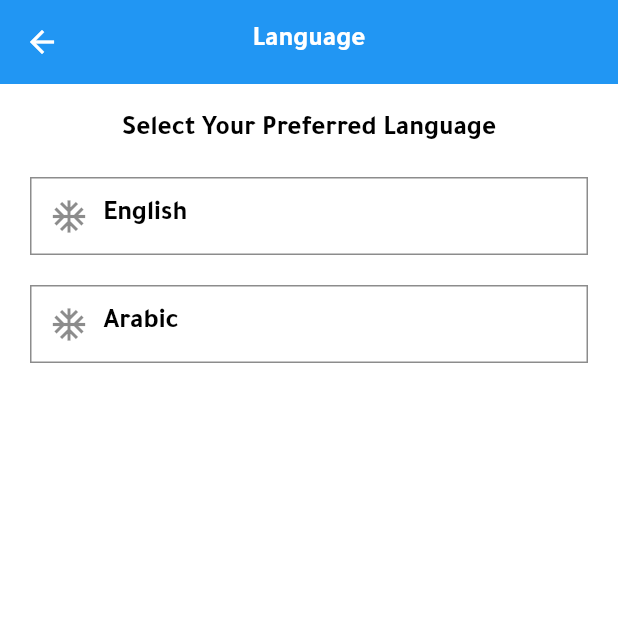
After one commit to Abdullah-3hmed/losts-app, a Flutter app: the LanguageScreen screen opened directly, on a phone screen of 412 x 824 dp, the top half of it. The commit adds this screen. Run offline on Flutter 3.47's test engine with Material 2 defaults, Android fonts, the phone set to English and light mode, and no system bars; our stand-ins replace bloc, cloud_firestore, conditional_builder_null_safety, dio, easy_localization, firebase_auth and 9 more; accounts and stored records are empty; network calls fail.

Commit message:
complete localization

```diff
--- a/assets/translations/en.json
+++ b/assets/translations/en.json
@@ -15,5 +15,39 @@
   "post": "Post",
   "profile": "My Profile",
   "like": "Like",
-  "comment": "Comment"
+  "comment": "Comment",
+  "edit": "Edit",
+  "delete": "Delete",
+  "comments": "Comments",
+  "no_commens_yet": "No Comments Yet",
+  "write_a_comment": "Add a comment",
+  "edit_comment": "Edit Comment",
+  "edit_post": "Edit Post",
+  "add_photo": "Add Photo",
+  "camera": "Camera",
+  "gallery": "Gallery",
+  "edit_profile": "Edit Profile",
+  "update": "Update",
+  "upload_profile": "Upload Profile",
+  "upload_cover": "Uplaod Cover",
+  "update_your_name": "Update Your Name",
+  "update_your_bio": "Update Your Bio",
+  "update_your_phone": "Update Your Phone Number",
+  "bio": "Bio",
+  "create_post": "Create Post",
+  "what_is_in_your_mind": "What Is In Your Mind ?",
+  "settings": "Settings",
+  "theme": "Theme",
+  "log_out": "LOG OUT",
+  "search": "Search",
+  "search_post": "Search Posts",
+  "search_for_something": "Search For Something",
+  "no_posts_found": "No Posts Found",
+  "user_profile": "User Profile",
+  "chat": "Chat",
+  "language": "Language",
+  "english": "English",
+  "arabic": "Arabic",
+  "select_your_language": "Select Your Preferred Language",
+  "selected_language": "English"
 }
--- a/lib/cubit/app_cubit/app_states.dart
+++ b/lib/cubit/app_cubit/app_states.dart
@@ -141,3 +141,5 @@ class AppSearchOnChangeState extends AppStates {}
 class AppSearchOnTapState extends AppStates {}
 
 class ChangeAppThemeModeState extends AppStates {}
+
+class AppChangeLanguageState extends AppStates {}
--- a/lib/modules/edit_comment/edit_comment_screen.dart
+++ b/lib/modules/edit_comment/edit_comment_screen.dart
@@ -1,9 +1,11 @@
+import 'package:easy_localization/easy_localization.dart';
 import 'package:flutter/material.dart';
 import 'package:flutter_bloc/flutter_bloc.dart';
 import 'package:social_app/cubit/app_cubit/app_cubit.dart';
 import 'package:social_app/cubit/app_cubit/app_states.dart';
 import 'package:social_app/models/comment_model/comment.dart';
 import 'package:social_app/shared/components/constants.dart';
+import 'package:social_app/translations/locale_keys.g.dart';
 
 class EditComment extends StatelessWidget {
   const EditComment({
@@ -27,7 +29,7 @@ class EditComment extends StatelessWidget {
           appBar: AppBar(
             centerTitle: true,
             title: Text(
-              'Edit Comment',
+             LocaleKeys.edit_comment.tr(),
               style: Theme.of(context).textTheme.bodyLarge!.copyWith(
                     color: Colors.white,
                   ),
@@ -44,7 +46,7 @@ class EditComment extends StatelessWidget {
                   );
                 },
                 child: Text(
-                  'Edit',
+                 LocaleKeys.edit.tr(),
                   style: Theme.of(context).textTheme.bodyLarge!.copyWith(
                         color: Colors.white,
                       ),
--- /dev/null
+++ b/lib/modules/language/language_screen.dart
@@ -0,0 +1,103 @@
+import 'package:easy_localization/easy_localization.dart';
+import 'package:flutter/material.dart';
+import 'package:flutter_bloc/flutter_bloc.dart';
+import 'package:social_app/cubit/app_cubit/app_cubit.dart';
+import 'package:social_app/cubit/app_cubit/app_states.dart';
+import 'package:social_app/translations/locale_keys.g.dart';
+
+class LanguageScreen extends StatelessWidget {
+  const LanguageScreen({Key? key}) : super(key: key);
+
+  @override
+  Widget build(BuildContext context) {
+    return BlocConsumer<AppCubit, AppStates>(
+      listener: (context, state) {},
+      builder: (context, state) {
+        return Scaffold(
+          appBar: AppBar(
+            centerTitle: true,
+            title: Text(
+             LocaleKeys.language.tr(),
+              style: Theme.of(context).textTheme.bodyLarge!.copyWith(
+                    color: Colors.white,
+                  ),
+            ),
+          ),
+          body: Padding(
+            padding: const EdgeInsets.all(20.0),
+            child: Column(
+              children: [
+                Text(
+                 LocaleKeys.select_your_language.tr(),
+                  style: Theme.of(context).textTheme.bodyLarge,
+                ),
+                const SizedBox(
+                  height: 20.0,
+                ),
+                Container(
+                  padding: const EdgeInsets.all(12.0),
+                  decoration: BoxDecoration(
+                    border: Border.all(
+                      color: Theme.of(context).iconTheme.color!,
+                    ),
+                  ),
+                  child: InkWell(
+                    onTap: (){
+                      AppCubit.get(context).setEnglish(context: context);
+                    },
+                    child: Row(
+                      children: [
+                        const Icon(
+                          Icons.ac_unit,
+                          size: 26.0,
+                        ),
+                        const SizedBox(
+                          width: 10.0,
+                        ),
+                        Text(
+                         LocaleKeys.english.tr(),
+                          style: Theme.of(context).textTheme.bodyLarge,
+                        ),
+                      ],
+                    ),
+                  ),
+                ),
+                const SizedBox(
+                  height: 20.0,
+                ),
+                Container(
+                  padding: const EdgeInsets.all(12.0),
+                  decoration: BoxDecoration(
+                    border: Border.all(
+                      color: Theme.of(context).iconTheme.color!,
+                    ),
+                  ),
+                  child: InkWell(
+                    onTap: () {
+                      AppCubit.get(context).setArabic(context: context);
+                    },
+                    child: Row(
+                      children: [
+                        const Icon(
+                          Icons.ac_unit,
+                          size: 26.0,
+                        ),
+                        const SizedBox(
+                          width: 10.0,
+                        ),
+                        Text(
+                         LocaleKeys.arabic.tr(),
+                          style: Theme.of(context).textTheme.bodyLarge,
+                        ),
+                      ],
+                    ),
+                  ),
+                ),
+              ],
+            ),
+          ),
+        );
+      },
+    );
+  }
+}
--- a/lib/modules/user_profile/user_profile.dart
+++ b/lib/modules/user_profile/user_profile.dart
@@ -1,4 +1,5 @@
 import 'package:conditional_builder_null_safety/conditional_builder_null_safety.dart';
+import 'package:easy_localization/easy_localization.dart';
 import 'package:flutter/material.dart';
 import 'package:flutter_bloc/flutter_bloc.dart';
 import 'package:social_app/cubit/app_cubit/app_cubit.dart';
@@ -7,6 +8,7 @@ import 'package:social_app/modules/chat_details/chat_details.dart';
 import 'package:social_app/shared/components/components.dart';
 import 'package:social_app/shared/components/constants.dart';
 import 'package:social_app/styles/icon_broken.dart';
+import 'package:social_app/translations/locale_keys.g.dart';
 
 class UserProfile extends StatelessWidget {
   const UserProfile({
@@ -36,7 +38,7 @@ class UserProfile extends StatelessWidget {
               appBar: AppBar(
                 centerTitle: true,
                 title: Text(
-                  'User Profile',
+                LocaleKeys.user_profile.tr(),
                   style: Theme.of(context).textTheme.bodyLarge!.copyWith(
                         color: Colors.white,
                       ),
@@ -138,7 +140,7 @@ class UserProfile extends StatelessWidget {
                                 width: 90.0,
                               ),
                               Text(
-                                'Chat',
+                              LocaleKeys.chat.tr(),
                                 style: Theme.of(context)
                                     .textTheme
                                     .bodyLarge!
```
Also changed, not shown: assets/translations/ar.json (+36 -2 lines), lib/cubit/app_cubit/app_cubit.dart (+15 -0 lines), lib/layout/app_layout.dart (+6 -6 lines), lib/modules/comments/comments_screen.dart (+12 -11 lines), lib/modules/edit_post/edit_post_screen.dart (+9 -7 lines), lib/modules/edit_profile/edit_profile.dart (+20 -18 lines), lib/modules/new_post/new_post_screen.dart (+10 -8 lines), lib/modules/profile/profile_screen.dart (+58 -7 lines), lib/modules/register/register_screen.dart (+0 -17 lines), lib/modules/search/search_screen.dart (+6 -5 lines), lib/shared/components/components.dart (+4 -4 lines), lib/translations/codegen_loader.g.dart, lib/translations/locale_keys.g.dart.
